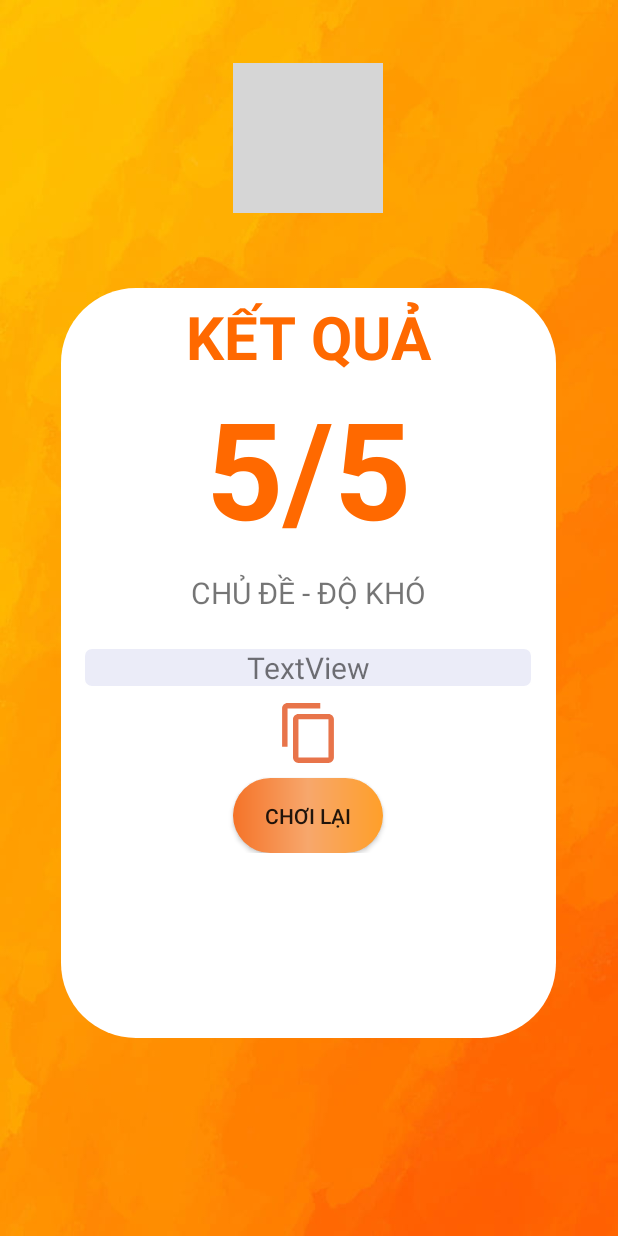
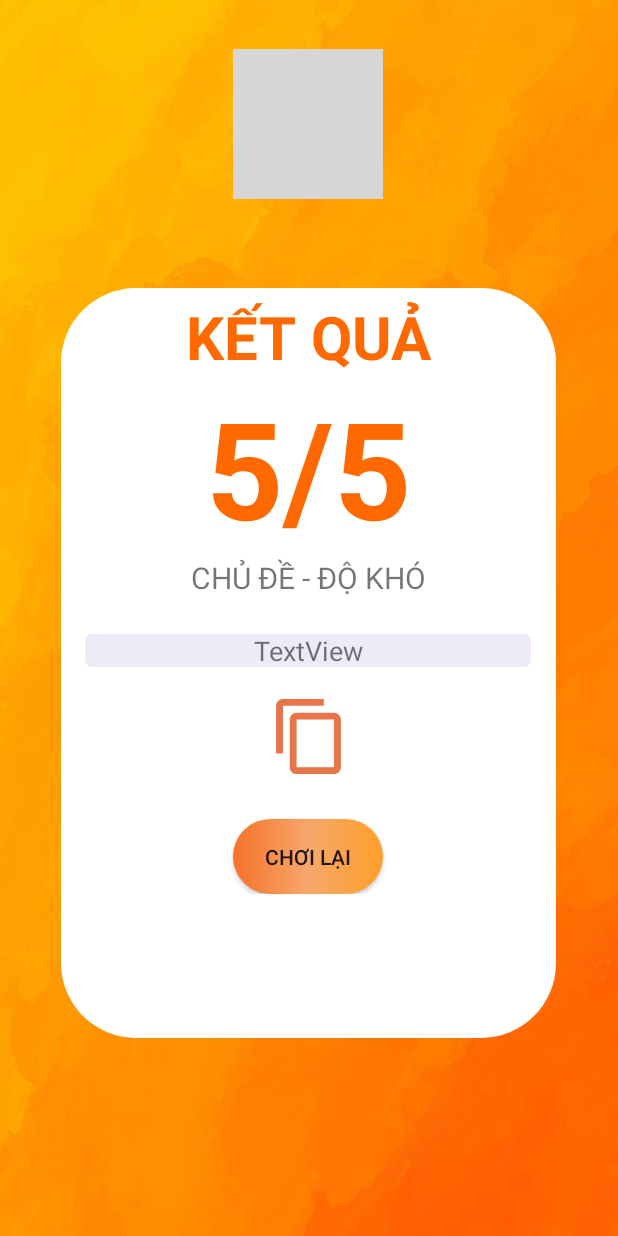
Before and after one commit to MingDeCalax/Project_LTTBDD_CuoiKi, an Android app: the layout fragment_result.xml on its own in the app's theme, with its tools: preview values and no code run, on a phone screen of 412 x 824 dp. Run offline under Robolectric (Android 15) with nearby library versions, the phone set to English and light mode, and no system bars; Roboto replaces fonts that are not available here; grey boxes are pictures that could not be loaded.

Commit message:
fix bug and design

```diff
--- a/app/src/main/res/layout/fragment_result.xml
+++ b/app/src/main/res/layout/fragment_result.xml
@@ -9,13 +9,14 @@
         android:id="@+id/leaderboard"
         android:layout_width="100dp"
         android:layout_height="100dp"
+        android:layout_marginBottom="100dp"
         android:src="@drawable/leaderboard_icon"
         app:layout_constraintBottom_toBottomOf="parent"
         app:layout_constraintHorizontal_bias="0.498"
         app:layout_constraintLeft_toLeftOf="parent"
         app:layout_constraintRight_toRightOf="parent"
         app:layout_constraintTop_toTopOf="parent"
-        app:layout_constraintVertical_bias="0.058" />
+        app:layout_constraintVertical_bias="0.052" />
 
     <FrameLayout
         android:layout_width="330dp"
@@ -48,7 +49,7 @@
             <TextView
                 android:id="@+id/your_result"
                 android:layout_width="wrap_content"
-                android:layout_height="wrap_content"
+                android:layout_height="120dp"
                 android:fontFamily="@font/baloo"
                 android:gravity="center"
                 android:text="5/5"
@@ -66,7 +67,7 @@
                     android:id="@+id/topic_diff"
                     android:layout_width="wrap_content"
                     android:layout_height="30dp"
-                    android:layout_marginTop="10dp"
+                    android:layout_marginTop="0dp"
                     android:text="CHỦ ĐỀ - ĐỘ KHÓ"
                     android:textSize="20dp"/>
 
@@ -78,21 +79,21 @@
                     android:background="@drawable/copiedtext"
                     android:text="TextView"
                     android:textAlignment="center"
-                    android:textSize="20dp"
+                    android:textSize="18dp"
 
                     />
 
                 <ImageButton
-                    android:layout_width="40dp"
-                    android:layout_height="40dp"
+                    android:layout_width="50dp"
+                    android:layout_height="50dp"
                     android:id="@+id/copyButton"
-                    android:layout_marginTop="10dp"
+                    android:layout_marginTop="20dp"
                     android:background="@drawable/copy_button"
                     android:onClick="copy"
                     />
 
                 <Button
-                    android:layout_marginTop="10dp"
+                    android:layout_marginTop="30dp"
                     android:id="@+id/replay"
                     android:layout_width="100dp"
                     android:layout_height="50dp"
```
Also changed, not shown: 1 other file.
